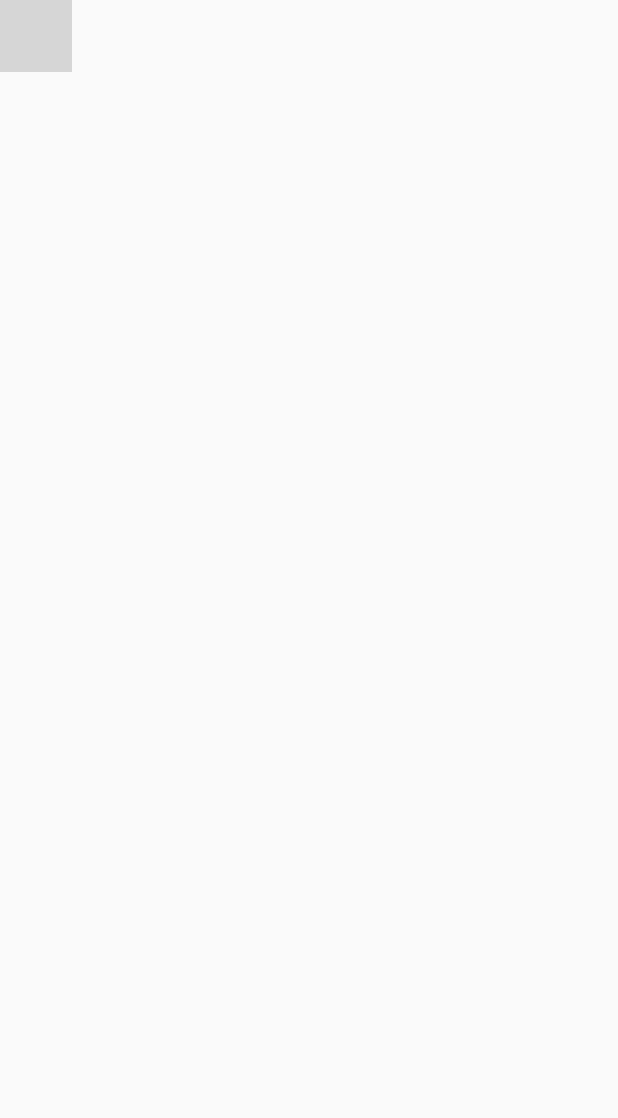
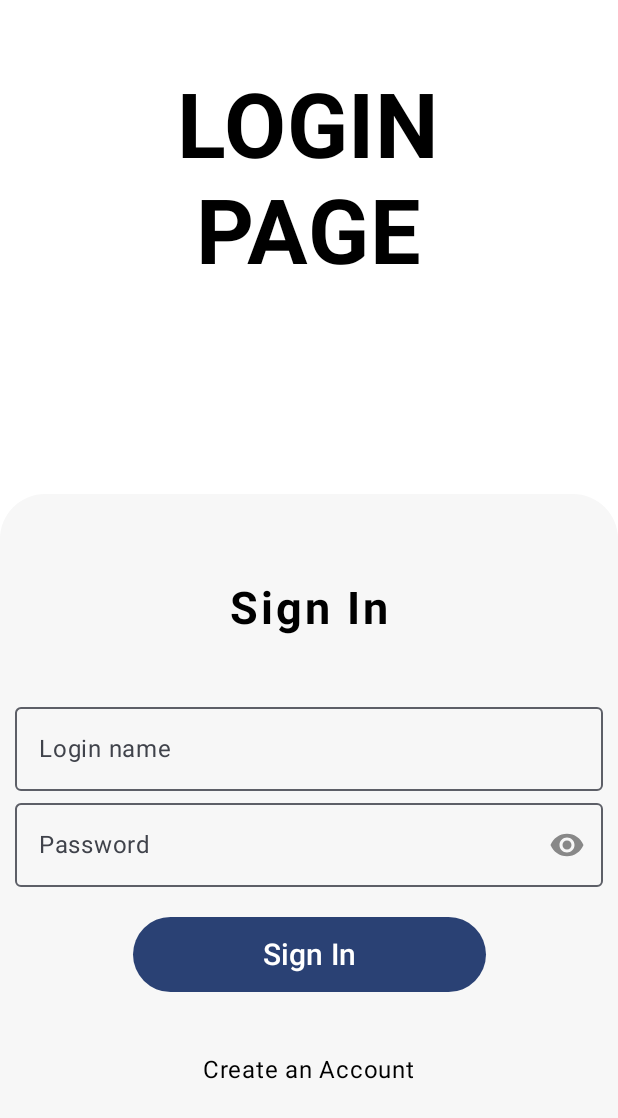
Before and after one commit to dmouze/notepad, an Android app built with Jetpack Compose: the screen it shows after launch (MainActivity), on a phone screen of 412 x 824 dp. Shown: the top 1118 px of the screen. Run offline under Robolectric (Android 15) with nearby library versions, the light colour scheme and no system bars; grey boxes are pictures that could not be loaded.

Commit message:
poprawiony ekran logowania

```diff
--- a/app/build.gradle
+++ b/app/build.gradle
@@ -50,9 +50,11 @@ android {
 
 dependencies {
 
-    def nav_version = "2.5.3"
+    def nav_version = "2.4.0-alpha10"
+    implementation 'androidx.navigation:navigation-compose:2.5.3'
+    implementation("androidx.navigation:navigation-fragment-ktx:$nav_version")
+    implementation("androidx.navigation:navigation-ui-ktx:$nav_version")
 
-    implementation("androidx.navigation:navigation-compose:$nav_version")
     def room_version = "2.5.1"
 
     implementation "androidx.room:room-runtime:$room_version"
--- a/app/src/main/java/com/example/notepad/MainActivity.kt
+++ b/app/src/main/java/com/example/notepad/MainActivity.kt
@@ -5,8 +5,12 @@ import android.view.WindowManager
 import androidx.activity.ComponentActivity
 import androidx.activity.compose.setContent
 import androidx.compose.runtime.Composable
-import androidx.navigation.NavHost
+import androidx.navigation.NavHostController
+import androidx.navigation.compose.NavHost
+import androidx.navigation.compose.composable
 import androidx.navigation.compose.rememberNavController
+import com.example.notepad.composable.LoginPage
+import com.example.notepad.composable.RegisterPage
 import com.example.notepad.ui.theme.NotepadTheme
 
 
@@ -26,8 +30,13 @@ class MainActivity : ComponentActivity() {
     fun Login() {
         val navController = rememberNavController()
 
-        NavHost(navController = navController, startDestination = "login_page", builder = {
-            composable("login_page", content = {})
-        })
+        NavHost(
+            navController = navController,
+            startDestination = "login_page", builder = {
+                composable("login_page", content = {
+                    LoginPage(navController = navController)
+                })
+                composable("register_page", content = { RegisterPage(navController = navController)})
+            })
     }
 }
--- a/app/src/main/java/com/example/notepad/composable/LoginPage.kt
+++ b/app/src/main/java/com/example/notepad/composable/LoginPage.kt
@@ -34,18 +34,19 @@ import androidx.compose.ui.text.input.PasswordVisualTransformation
 import androidx.compose.ui.text.input.VisualTransformation
 import androidx.compose.ui.unit.dp
 import androidx.compose.ui.unit.sp
+import androidx.navigation.NavController
 import com.example.notepad.R
 import com.example.notepad.ui.theme.primaryColor
 import com.example.notepad.ui.theme.whiteBackground
 
 @OptIn(ExperimentalMaterial3Api::class)
 @Composable
-fun LoginPage() {
+fun LoginPage(navController: NavController) {
 
     val loginValue = remember { mutableStateOf("") }
     val passwordValue = remember { mutableStateOf("") }
     val passwordVisibility = remember { mutableStateOf(false) }
-    val focusRequester:FocusRequester = remember {
+    val focusRequester: FocusRequester = remember {
         FocusRequester()
     }
 
@@ -134,7 +135,11 @@ fun LoginPage() {
                     }
                     Spacer(modifier = Modifier.padding(20.dp))
                     Text(
-                        text = "Create an Account", modifier = Modifier.clickable(onClick = {})
+                        text = "Create an Account", modifier = Modifier.clickable(onClick = {
+                            navController.navigate("register_page") {
+                                launchSingleTop = true
+                            }
+                        })
                     )
                     Spacer(modifier = Modifier.padding(20.dp))
                 }
--- a/build.gradle
+++ b/build.gradle
@@ -1,6 +1,7 @@
 // Top-level build file where you can add configuration options common to all sub-projects/modules.
 plugins {
-    id 'com.android.application' version '8.0.0' apply false
-    id 'com.android.library' version '8.0.0' apply false
+    id 'com.android.application' version '8.0.1' apply false
+    id 'com.android.library' version '8.0.1' apply false
     id 'org.jetbrains.kotlin.android' version '1.7.20' apply false
+
 }
```
Also changed, not shown: app/src/main/java/com/example/notepad/composable/RegisterPage.kt (+7 -2 lines), 1 other file.
